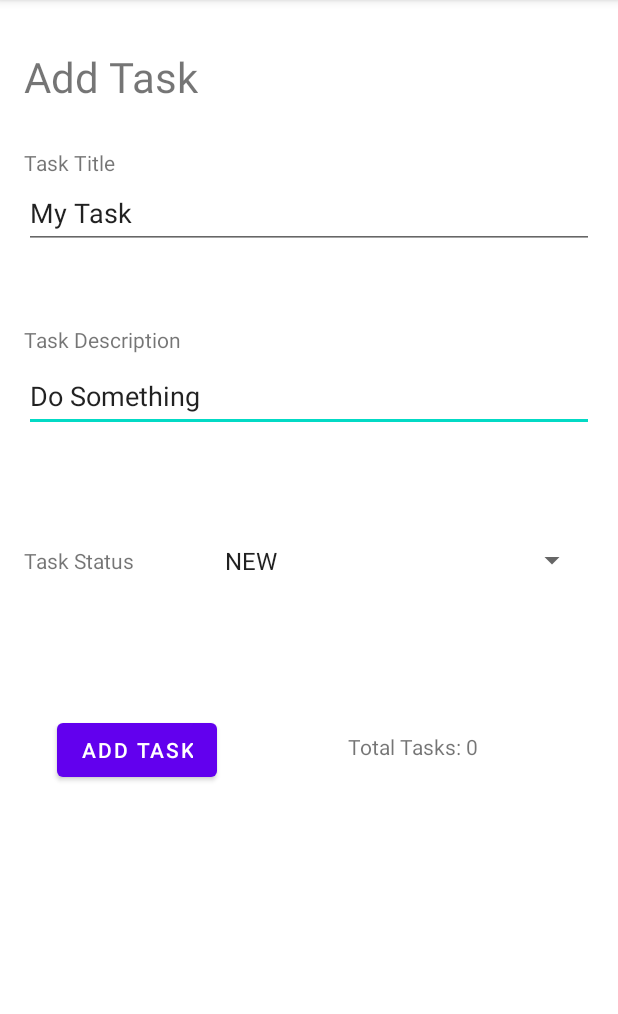
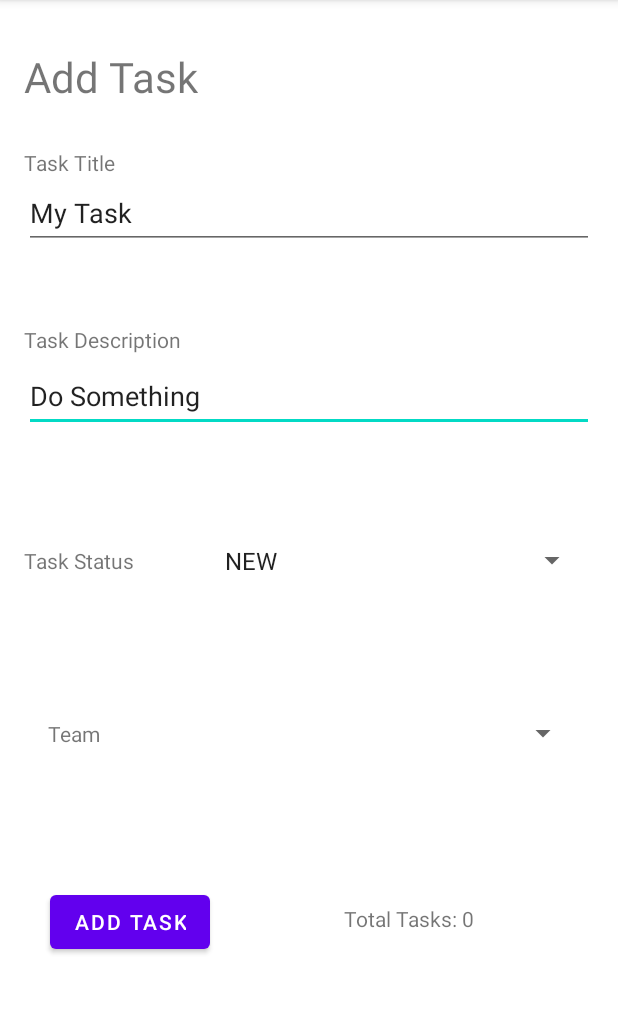
Before and after one commit to MattyCho/taskmaster, an Android app: the AddATaskActivity screen opened directly, with no data from a screen before it, on a phone screen of 412 x 824 dp, the part 84-1098 px from its top. Run offline under Robolectric (Android 15) with nearby library versions, the phone set to English and light mode, and no system bars; libraries missing offline, so code that uses them is left out: com.amplifyframework.api, com.amplifyframework.core; 1 statement that could not run was skipped.

Commit message:
Tasks are now connected to a new Team entity.

```diff
--- a/app/src/main/java/com/mattc/taskmaster/activities/AddATaskActivity.java
+++ b/app/src/main/java/com/mattc/taskmaster/activities/AddATaskActivity.java
@@ -12,13 +12,17 @@ import android.widget.TextView;
 import android.widget.Toast;
 
 import com.amplifyframework.api.graphql.model.ModelMutation;
+import com.amplifyframework.api.graphql.model.ModelQuery;
 import com.amplifyframework.core.Amplify;
 import com.amplifyframework.core.model.temporal.Temporal;
 import com.amplifyframework.datastore.generated.model.Task;
+import com.amplifyframework.datastore.generated.model.Team;
 import com.mattc.taskmaster.R;
 import com.mattc.taskmaster.models.TaskStatusEnum;
 
+import java.util.ArrayList;
 import java.util.Date;
+import java.util.List;
 
 public class AddATaskActivity extends AppCompatActivity {
 
@@ -32,9 +36,30 @@ public class AddATaskActivity extends AppCompatActivity {
         // TODO: fix task counter
         TextView totalTaskTextView = findViewById(R.id.totalTaskTextView);
 
-        // Spinner Stuff
+        // Task Status Spinner
         Spinner taskStatusSpinner = findViewById(R.id.taskStatusSpinner);
         taskStatusSpinner.setAdapter(new ArrayAdapter<>(this, android.R.layout.simple_spinner_item, TaskStatusEnum.values()));
+
+        // Team Spinner
+        Spinner teamSpinner = findViewById(R.id.teamSpinner);
+        List<Team> teamList = new ArrayList<>();
+        Amplify.API.query(
+                ModelQuery.list(Team.class),
+                success -> {
+                    List<String> teamString = new ArrayList<>();
+                    for (Team team : success.getData()) {
+                        teamList.add(team);
+                        teamString.add(team.getTeamName());
+                        Log.i(TAG, "Successfully grabbed teams");
+                    }
+                    runOnUiThread(() -> {
+                        teamSpinner.setAdapter(new ArrayAdapter<>(this, android.R.layout.simple_spinner_item, teamString));
+                    });
+                },
+                failure -> {
+                    Log.i(TAG, "Failed");
+                }
+        );
 
         Button addTaskPageButton = (Button) findViewById(R.id.addTaskPageButton);
         addTaskPageButton.setOnClickListener(view -> {
@@ -44,16 +69,23 @@ public class AddATaskActivity extends AppCompatActivity {
             String taskTitleEditTextString = taskTitleEditText.getText().toString();
             String taskDescriptionEditTextString = taskDescriptionEditText.getText().toString();
             String taskStatus = taskStatusSpinner.getSelectedItem().toString();
+            String taskTeamName = teamSpinner.getSelectedItem().toString();
+            Team taskTeam = null;
+            for (Team team : teamList) {
+                if (taskTeamName.equals(team.getTeamName())) {
+                    taskTeam = team;
+                }
+            };
             String taskDateString = com.amazonaws.util.DateUtils.formatISO8601Date(new Date());
 
             // use builder to create new Task
             Task newTask = Task.builder()
+                    .team(taskTeam)
                     .taskTitle(taskTitleEditTextString)
                     .taskDescription(taskDescriptionEditTextString)
                     .taskStatus(taskStatus)
                     .taskDate(new Temporal.DateTime(taskDateString))
                     .build();
-
             Amplify.API.mutate(
                     ModelMutation.create(newTask),
                     success -> Log.i(TAG, "Succeeded"),
@@ -70,7 +102,6 @@ public class AddATaskActivity extends AppCompatActivity {
                 return i;
             }
         }
-
         return 0;
     }
 }
--- a/app/src/main/java/com/mattc/taskmaster/adapters/TaskListRecyclerViewAdapter.java
+++ b/app/src/main/java/com/mattc/taskmaster/adapters/TaskListRecyclerViewAdapter.java
@@ -50,7 +50,6 @@ public class TaskListRecyclerViewAdapter extends RecyclerView.Adapter<TaskListRe
         Task task = taskList.get(position);
         View taskFragment = holder.itemView;
         TextView taskFragmentTextView = taskFragment.findViewById(R.id.taskFragmentTextView);
-        // TODO: Change setText() to make it look nicer
         String taskString = "Task Title: " + task.getTaskTitle() +
                 "\nDate Added: " + task.getTaskDate() +
                 "\nTask Description: " + task.getTaskDescription() +
--- a/app/src/main/res/layout/activity_add_atask.xml
+++ b/app/src/main/res/layout/activity_add_atask.xml
@@ -29,12 +29,12 @@
         android:layout_width="wrap_content"
         android:layout_height="wrap_content"
         android:layout_marginStart="16dp"
-        android:layout_marginTop="188dp"
+        android:layout_marginTop="92dp"
         android:text="@string/AddTask"
         app:layout_constraintEnd_toEndOf="parent"
-        app:layout_constraintHorizontal_bias="0.076"
+        app:layout_constraintHorizontal_bias="0.059"
         app:layout_constraintStart_toStartOf="parent"
-        app:layout_constraintTop_toBottomOf="@+id/taskDescriptionEditText" />
+        app:layout_constraintTop_toBottomOf="@+id/textView3" />
 
     <TextView
         android:id="@+id/totalTaskTextView"
@@ -129,4 +129,25 @@
         app:layout_constraintStart_toStartOf="parent"
         app:layout_constraintTop_toBottomOf="@+id/taskDescriptionEditText" />
 
+    <Spinner
+        android:id="@+id/teamSpinner"
+        android:layout_width="248dp"
+        android:layout_height="78dp"
+        android:layout_marginEnd="16dp"
+        app:layout_constraintBottom_toBottomOf="@+id/textView3"
+        app:layout_constraintEnd_toEndOf="parent"
+        app:layout_constraintHorizontal_bias="0.877"
+        app:layout_constraintStart_toEndOf="@+id/textView3"
+        app:layout_constraintTop_toTopOf="@+id/textView3" />
+
+    <TextView
+        android:id="@+id/textView3"
+        android:layout_width="wrap_content"
+        android:layout_height="wrap_content"
+        android:layout_marginStart="32dp"
+        android:layout_marginTop="96dp"
+        android:text="@string/Team"
+        app:layout_constraintStart_toStartOf="parent"
+        app:layout_constraintTop_toBottomOf="@+id/textView" />
+
 </androidx.constraintlayout.widget.ConstraintLayout>
--- a/app/src/main/res/layout/fragment_task.xml
+++ b/app/src/main/res/layout/fragment_task.xml
@@ -5,11 +5,9 @@
     android:layout_height="wrap_content"
     tools:context=".fragments.TaskFragment">
 
-    <!-- TODO: Update blank fragment layout -->
     <TextView
         android:id="@+id/taskFragmentTextView"
         android:layout_width="match_parent"
-        android:layout_height="wrap_content"
-        android:text="@string/hello_blank_fragment" />
+        android:layout_height="wrap_content" />
 
 </FrameLayout>
--- a/app/src/main/res/values/strings.xml
+++ b/app/src/main/res/values/strings.xml
@@ -19,9 +19,8 @@
     <string name="save">Save</string>
     <string name="settingsSaved">Settings Saved!</string>
     <string name="WelcomeUsername">%1$s\'s Tasks</string>
-    <!-- TODO: Remove or change this placeholder text -->
-    <string name="hello_blank_fragment">Hello blank fragment</string>
     <string name="TaskStatus">Task Status</string>
     <string name="TaskDate">Task Date</string>
     <string name="DateAdded">Date Added</string>
+    <string name="Team">Team</string>
 </resources>
```
Also changed, not shown: app/src/main/java/com/mattc/taskmaster/activities/MainActivity.java (+28 -1 lines), app/src/main/graphql/schema.json, app/src/main/java/com/amplifyframework/datastore/generated/model/AmplifyModelProvider.java, app/src/main/java/com/amplifyframework/datastore/generated/model/Task.java, app/src/main/java/com/amplifyframework/datastore/generated/model/TaskStatusEnum.java (added), app/src/main/java/com/amplifyframework/datastore/generated/model/Team.java (added), 6 other files.
